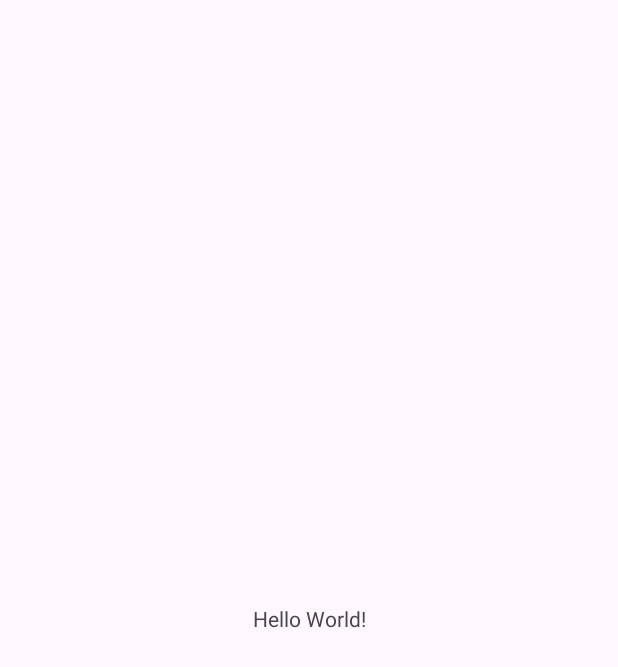
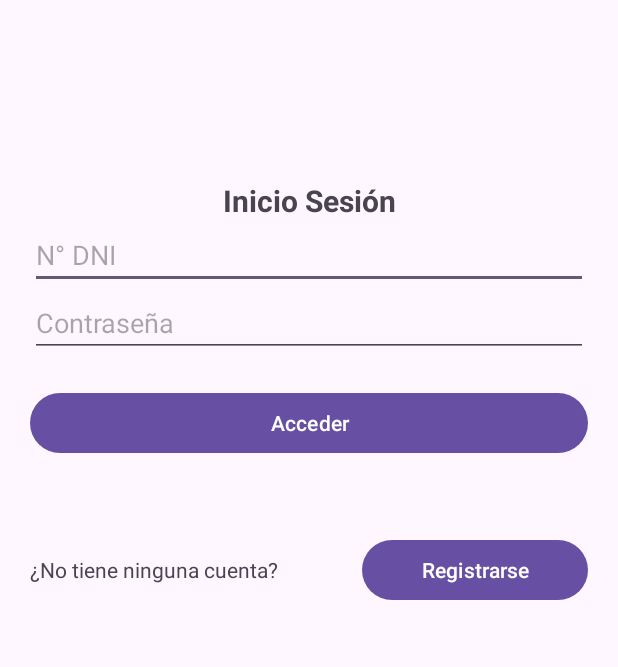
Before and after one commit to Irene31sm/appVeterinaria, an Android app: the screen it shows after launch (MainActivity before the commit, login after it), on a phone screen of 412 x 824 dp. Before the commit the part shown is almost empty. Shown: the top 667 px of the screen. Run offline under Robolectric (Android 15) with nearby library versions, the phone set to English and light mode, and no system bars; our stand-ins replace Volley; 3 statements that could not run were skipped.

Commit message:
inicioSesionn

```diff
--- a/appVeterinaria/app/build.gradle
+++ b/appVeterinaria/app/build.gradle
@@ -38,6 +38,7 @@ dependencies {
     androidTestImplementation 'androidx.test.espresso:espresso-core:3.5.1'
 
     //Acceder a volley
-    implementation ('com.android.volley:volley:1.2.1')
-    implementation ('com.google.android.material:material:1.9.0')
+    implementation ("com.android.volley:volley:1.2.1")
+    implementation ("com.google.android.material:material:1.9.0")
+
 }
--- a/appVeterinaria/app/src/main/res/layout/activity_login.xml
+++ b/appVeterinaria/app/src/main/res/layout/activity_login.xml
@@ -38,4 +38,23 @@
         android:layout_width="match_parent"
         android:layout_height="wrap_content"/>
 
+    <LinearLayout
+        android:layout_marginTop="50dp"
+        android:layout_width="match_parent"
+        android:layout_height="wrap_content">
+
+        <TextView
+            android:text="¿No tiene ninguna cuenta?"
+            android:layout_width="221dp"
+            android:layout_height="wrap_content"/>
+
+        <Button
+            android:id="@+id/btRegistrase"
+            android:layout_width="match_parent"
+            android:layout_height="wrap_content"
+            android:text="Registrarse" />
+
+
+    </LinearLayout>
+
 </LinearLayout>
```
Also changed, not shown: appVeterinaria/app/src/main/AndroidManifest.xml (+7 -6 lines), appVeterinaria/app/src/main/java/com/example/appveterinaria/Registrar.java (added, +14 -0 lines), appVeterinaria/app/src/main/java/com/example/appveterinaria/login.java (+79 -1 lines), appVeterinaria/app/src/main/res/layout/activity_registrar.xml (added, +9 -0 lines), 1 other file.
